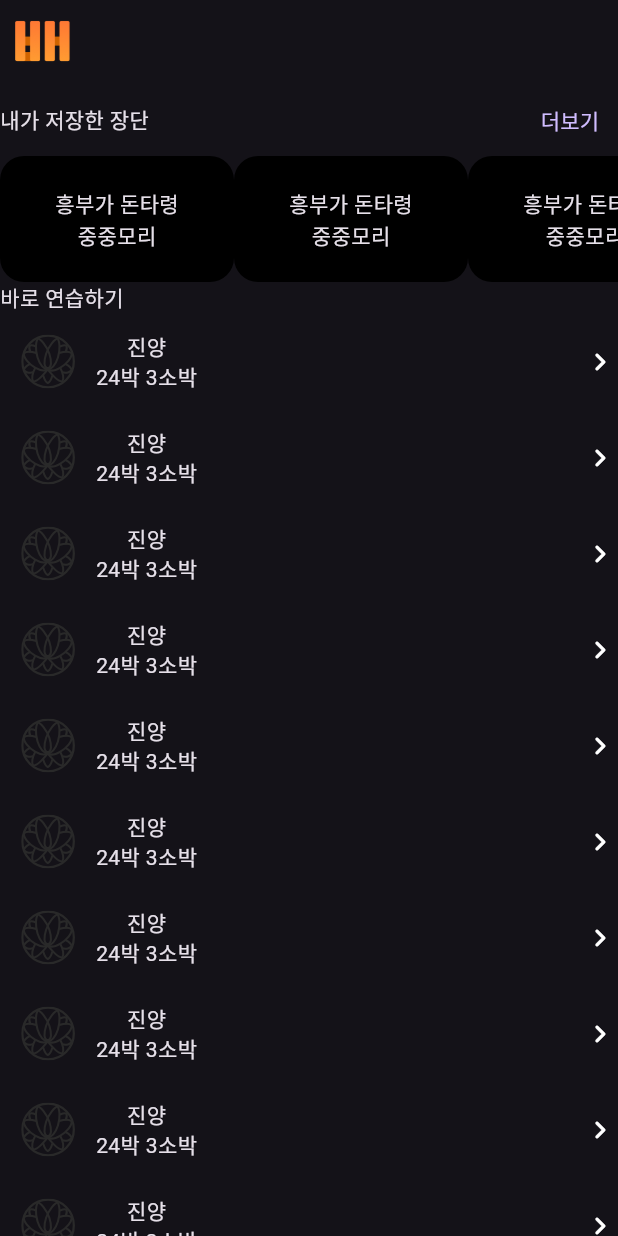
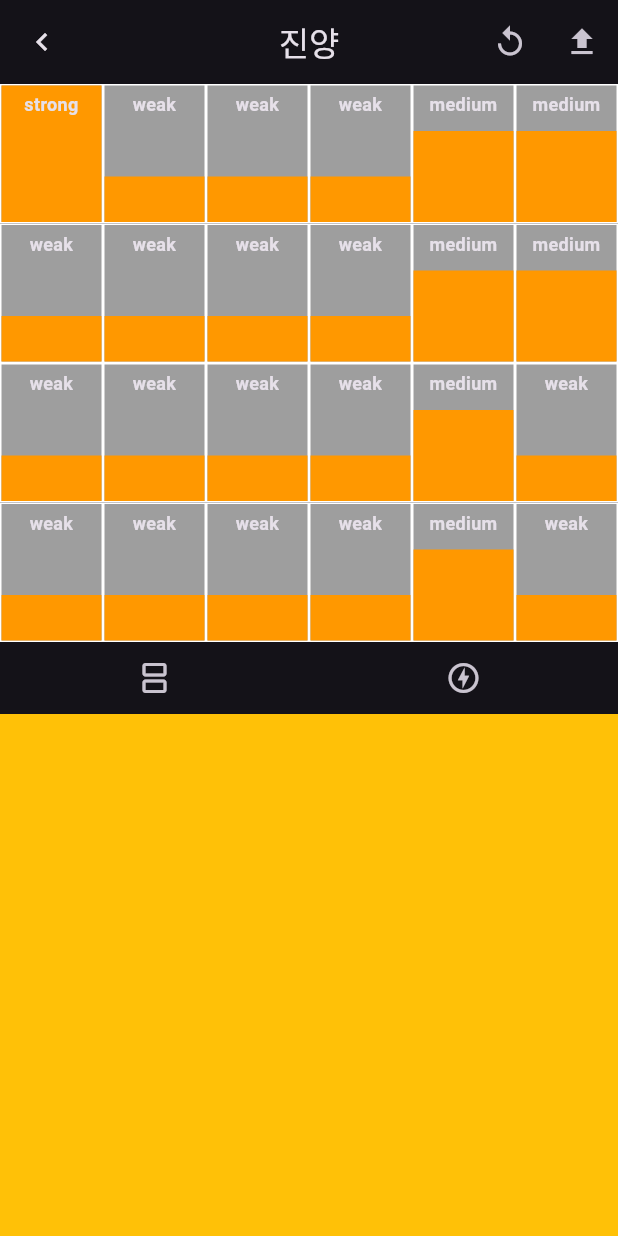
Before and after one commit to Team-Hanbae/Hanbae-Flutter, a Flutter app: the screen it shows after launch, on a phone screen of 412 x 824 dp. Run offline on Flutter 3.47's test engine with Material 3 defaults, Android fonts, the phone set to English and light mode, and no system bars; our stand-ins replace audioplayers, equatable, flutter_svg.

Commit message:
[feat] #12 MetronomeView 얼개

```diff
--- a/lib/main.dart
+++ b/lib/main.dart
@@ -1,5 +1,7 @@
 import 'package:flutter/material.dart';
+import 'package:hanbae/model/jangdan.dart';
 import 'package:hanbae/presentation/home/home_screen.dart';
+import 'package:hanbae/presentation/metronome/metronome_screen.dart';
 
 void main() {
   runApp(Hanbae());
@@ -12,7 +14,7 @@ class Hanbae extends StatelessWidget {
   Widget build(BuildContext context) {
     return MaterialApp(
       theme: ThemeData.dark(),
-      home: HomeScreen(),
+      home: MetronomeScreen(jangdan: jinyang,),
     );
   }
 }
--- a/lib/model/jangdan.dart
+++ b/lib/model/jangdan.dart
@@ -1,20 +1,6 @@
 import 'package:equatable/equatable.dart';
+import 'package:flutter/material.dart';
 import 'accent.dart';
-
-// struct JangdanEntity {
-//     var name: String
-//     var createdAt: Date?
-//     var bakCount: Int
-//     var daebak: Int
-//     var bpm: Int
-//     var daebakList: [[Daebak]]
-//     var jangdanType: Jangdan  // 부모 장단 타입
-//     var instrument: Instrument  // 악기 타입
-
-//     struct Daebak {
-//         var bakAccentList: [Accent]
-//     }
-// }
 
 class Jangdan extends Equatable {
   final String name;
@@ -34,3 +20,44 @@ class Jangdan extends Equatable {
   @override
   List<Object> get props => [name, bpm, jangdanType];
 }
+
+const Jangdan jinyang = Jangdan(
+  name: "진양",
+  createdAt: "2024.03.08",
+  bpm: 30,
+  jangdanType: "진양",
+  accents: [
+    [
+      [Accent.strong, Accent.none, Accent.none],
+      [Accent.weak, Accent.none, Accent.none],
+      [Accent.weak, Accent.none, Accent.none],
+      [Accent.weak, Accent.none, Accent.none],
+      [Accent.medium, Accent.none, Accent.none],
+      [Accent.medium, Accent.none, Accent.none],
+    ],
+    [
+      [Accent.weak, Accent.none, Accent.none],
+      [Accent.weak, Accent.none, Accent.none],
+      [Accent.weak, Accent.none, Accent.none],
+      [Accent.weak, Accent.none, Accent.none],
+      [Accent.medium, Accent.none, Accent.none],
+      [Accent.medium, Accent.none, Accent.none],
+    ],
+    [
+      [Accent.weak, Accent.none, Accent.none],
+      [Accent.weak, Accent.none, Accent.none],
+      [Accent.weak, Accent.none, Accent.none],
+      [Accent.weak, Accent.none, Accent.none],
+      [Accent.medium, Accent.none, Accent.none],
+      [Accent.weak, Accent.none, Accent.none],
+    ],
+    [
+      [Accent.weak, Accent.none, Accent.none],
+      [Accent.weak, Accent.none, Accent.none],
+      [Accent.weak, Accent.none, Accent.none],
+      [Accent.weak, Accent.none, Accent.none],
+      [Accent.medium, Accent.none, Accent.none],
+      [Accent.weak, Accent.none, Accent.none],
+    ],
+  ]
+);
--- /dev/null
+++ b/lib/presentation/metronome/hanbae_board.dart
@@ -0,0 +1,100 @@
+import 'package:flutter/material.dart';
+import 'package:hanbae/model/accent.dart';
+import 'package:hanbae/model/jangdan.dart';
+
+class HanbaeBoard extends StatelessWidget {
+  const HanbaeBoard({super.key});
+  final Jangdan jangdan = jinyang;
+
+  @override
+  Widget build(BuildContext context) {
+    return SizedBox(
+      height: 372,
+      child: Column(
+        children:
+            jangdan.accents.map((row) {
+              return Expanded(
+                child: Row(
+                  children:
+                      row.map((daebak) {
+                        return Expanded(child: BakbarSet(daebak: daebak));
+                      }).toList(),
+                ),
+              );
+            }).toList(),
+      ),
+    );
+  }
+}
+
+class BakbarSet extends StatelessWidget {
+  const BakbarSet({super.key, required this.daebak});
+  final List<Accent> daebak;
+
+  @override
+  Widget build(BuildContext context) {
+    return Row(
+      children:
+          daebak.where((accent) => accent != Accent.none).map((accent) {
+            return Expanded(
+              child: Bakbar(accent: accent, bakNumber: accent.name),
+            );
+          }).toList(),
+    );
+  }
+}
+
+class Bakbar extends StatelessWidget {
+  const Bakbar({super.key, required this.accent, required this.bakNumber});
+  final Accent accent;
+  final String bakNumber;
+
+  double get fillFraction {
+    switch (accent) {
+      case Accent.none:
+        return 0.0;
+      case Accent.weak:
+        return 1 / 3;
+      case Accent.medium:
+        return 2 / 3;
+      case Accent.strong:
+        return 1.0;
+    }
+  }
+
+  @override
+  Widget build(BuildContext context) {
+    return Container(
+      decoration: BoxDecoration(
+        color: Colors.grey,
+        border: Border.all(color: Colors.white, width: 1),
+      ),
+      child: Stack(
+        alignment: Alignment.bottomCenter, // 주황 박스를 아래 정렬
+        children: [
+          // 주황 박스
+          Align(
+            alignment: Alignment.bottomCenter,
+            child: FractionallySizedBox(
+              heightFactor: fillFraction,
+              widthFactor: 1.0,
+              child: Container(color: Colors.orange),
+            ),
+          ),
+
+          // 상단 숫자
+          Positioned(
+            top: 4,
+            left: 0,
+            right: 0,
+            child: Text(
+              bakNumber,
+              textAlign: TextAlign.center,
+              style: const TextStyle(fontSize: 12, fontWeight: FontWeight.bold),
+            ),
+          ),
+        ],
+      ),
+    );
+  }
+}
--- /dev/null
+++ b/lib/presentation/metronome/metronome_control.dart
@@ -0,0 +1,12 @@
+import 'package:flutter/material.dart';
+
+class MetronomeControl extends StatelessWidget {
+  const MetronomeControl({super.key});
+
+  @override
+  Widget build(BuildContext context) {
+    return Expanded(
+      child: Container(decoration: BoxDecoration(color: Colors.amber)),
+    );
+  }
+}
--- a/lib/presentation/metronome/metronome_screen.dart
+++ b/lib/presentation/metronome/metronome_screen.dart
@@ -0,0 +1,40 @@
+import 'package:flutter/material.dart';
+import 'package:hanbae/model/jangdan.dart';
+import 'package:hanbae/presentation/metronome/hanbae_board.dart';
+import 'package:hanbae/presentation/metronome/metronome_control.dart';
+import 'package:hanbae/presentation/metronome/metronome_setting_control.dart';
+
+class MetronomeScreen extends StatelessWidget {
+  const MetronomeScreen({super.key, required this.jangdan});
+  final Jangdan jangdan;
+
+  @override
+  Widget build(BuildContext context) {
+    return Scaffold(
+      appBar: AppBar(
+        leading: IconButton(onPressed: () {}, icon: Icon(Icons.chevron_left)),
+        title: Text(jangdan.name),
+        centerTitle: true,
+        actions: [
+          IconButton(onPressed: () {}, icon: Icon(Icons.replay)),
+          PopupMenuButton(
+            icon: Icon(Icons.upload),
+            itemBuilder:
+                (context) => <PopupMenuEntry>[
+                  PopupMenuItem(child: Text("popupMenu1")),
+                  PopupMenuItem(child: Text("popupMenu2")),
+                  PopupMenuItem(child: Text("popupMenu3")),
+                ],
+          ),
+        ],
+      ),
+      body: Column(
+        children: [
+          HanbaeBoard(),
+          MetronomeSettingControl(),
+          MetronomeControl(),
+        ],
+      ),
+    );
+  }
+}
--- /dev/null
+++ b/lib/presentation/metronome/metronome_setting_control.dart
@@ -0,0 +1,15 @@
+import 'package:flutter/material.dart';
+
+class MetronomeSettingControl extends StatelessWidget {
+  const MetronomeSettingControl({super.key});
+
+  @override
+  Widget build(BuildContext context) {
+    return Row(
+      children: [
+        Expanded(child: IconButton(onPressed: () {}, icon: Icon(Icons.splitscreen))),
+        Expanded(child: IconButton(onPressed: () {}, icon: Icon(Icons.offline_bolt_outlined))),
+      ],
+    );
+  }
+}
```
